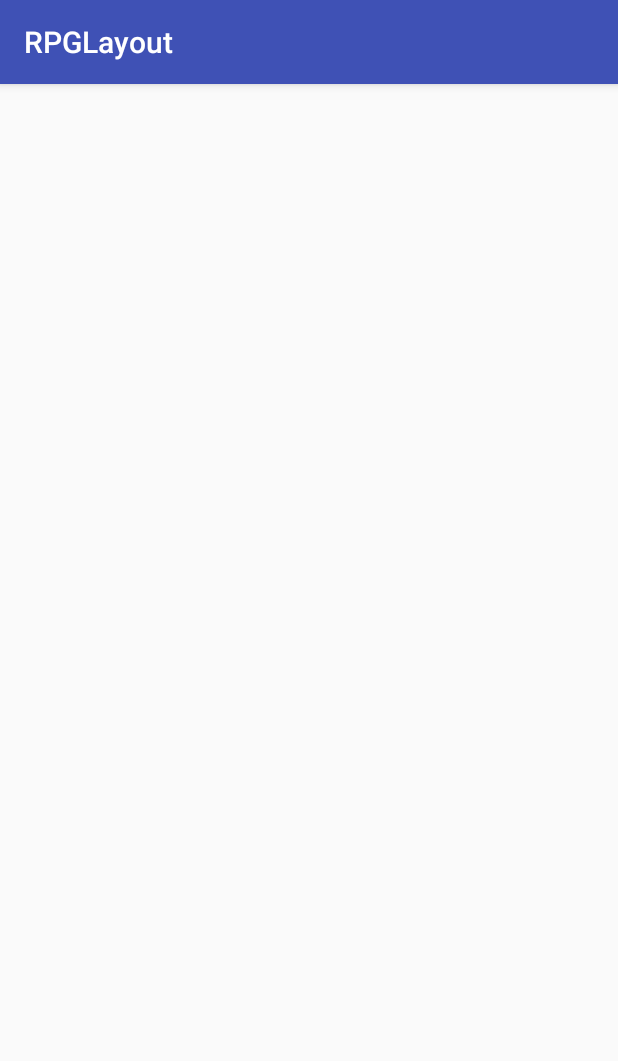
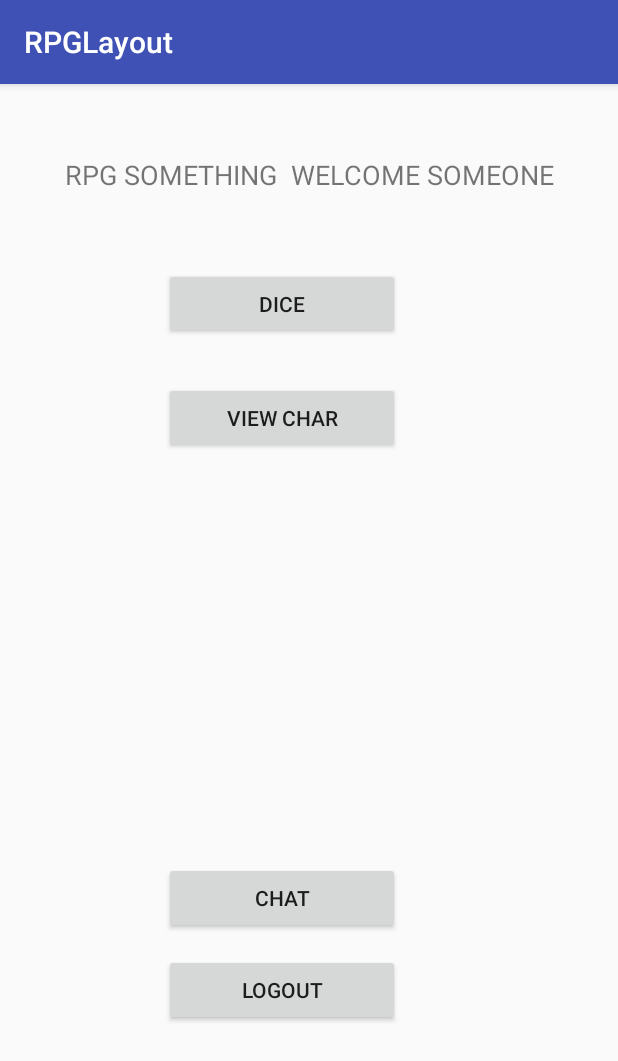
Before and after one commit to rizzahgrace/Android_FinalProject, an Android app: the Home screen opened directly, with no data from a screen before it, on a phone screen of 412 x 824 dp. Shown: the top 1061 px of the screen. Run offline under Robolectric (Android 15) with nearby library versions, the phone set to English and light mode, and no system bars.

Commit message:
Buttons now working

```diff
--- a/RPGLayout/app/src/main/java/com/example/julius/rpglayout/Home.java
+++ b/RPGLayout/app/src/main/java/com/example/julius/rpglayout/Home.java
@@ -1,13 +1,50 @@
 package com.example.julius.rpglayout;
 
+import android.content.Intent;
 import android.support.v7.app.AppCompatActivity;
 import android.os.Bundle;
+import android.view.View;
+import android.widget.Button;
 
 public class Home extends AppCompatActivity {
 
     @Override
     protected void onCreate(Bundle savedInstanceState) {
         super.onCreate(savedInstanceState);
-      //  setContentView(R.layout.activity_home);
+       setContentView(R.layout.activity_home);
+
+        Button dice = (Button) findViewById(R.id.btn_roll);
+        dice.setOnClickListener(new View.OnClickListener() {
+            @Override
+            public void onClick(View v) {
+                Intent testdice = new Intent(Home.this,Dice.class);
+                startActivity(testdice);
+            }
+        });
+        Button view = (Button) findViewById(R.id.btn_chara);
+        view.setOnClickListener(new View.OnClickListener() {
+            @Override
+            public void onClick(View v) {
+                Intent chara = new Intent(Home.this,ViewChar.class);
+                startActivity(chara);
+            }
+        });
+        Button chat = (Button) findViewById(R.id.btn_chat);
+        chat.setOnClickListener(new View.OnClickListener() {
+            @Override
+            public void onClick(View v) {
+                Intent chat = new Intent(Home.this,Chat.class);
+                startActivity(chat);
+            }
+        });
+
+        Button out = (Button) findViewById(R.id.btn_exit);
+        out.setOnClickListener(new View.OnClickListener() {
+            @Override
+            public void onClick(View v) {
+                Intent out = new Intent(Home.this,MainActivity.class);
+                startActivity(out);
+            }
+        });
     }
 }
--- a/RPGLayout/app/src/main/res/layout/activity_home.xml
+++ b/RPGLayout/app/src/main/res/layout/activity_home.xml
@@ -1,50 +1,70 @@
 <?xml version="1.0" encoding="utf-8"?>
-<android.support.constraint.ConstraintLayout xmlns:android="http://schemas.android.com/apk/res/android"
+<RelativeLayout
+
+    xmlns:android="http://schemas.android.com/apk/res/android"
     xmlns:app="http://schemas.android.com/apk/res-auto"
     xmlns:tools="http://schemas.android.com/tools"
     android:layout_width="match_parent"
     android:layout_height="match_parent"
-    tools:context="com.example.julius.rpglayout.Home">
+    tools:context="com.example.julius.rpglayout.Home"
+    tools:layout_editor_absoluteY="81dp"
+    tools:layout_editor_absoluteX="0dp">
+
+    <Button
+        android:id="@+id/btn_roll"
+        android:layout_width="157dp"
+        android:layout_height="48dp"
+        android:text="DICE"
+        tools:layout_editor_absoluteX="114dp"
+        tools:layout_editor_absoluteY="175dp"
+        android:layout_marginStart="87dp"
+        android:layout_below="@+id/textView24"
+        android:layout_alignStart="@+id/textView24"
+        android:layout_marginTop="50dp" />
+
+    <Button
+        android:id="@+id/btn_exit"
+        android:layout_width="157dp"
+        android:layout_height="48dp"
+        android:text="LOGOUT"
+        tools:layout_editor_absoluteX="114dp"
+        tools:layout_editor_absoluteY="330dp"
+        android:layout_marginBottom="140dp"
+        android:layout_alignParentBottom="true"
+        android:layout_alignStart="@+id/btn_chara" />
+
+    <Button
+        android:id="@+id/btn_chara"
+        android:layout_width="157dp"
+        android:layout_height="48dp"
+        android:text="VIEW CHAR"
+        tools:layout_editor_absoluteX="114dp"
+        tools:layout_editor_absoluteY="96dp"
+        android:layout_below="@+id/btn_roll"
+        android:layout_alignStart="@+id/btn_roll"
+        android:layout_marginTop="28dp" />
 
     <TextView
         android:id="@+id/textView24"
         android:layout_width="368dp"
         android:layout_height="wrap_content"
+        android:layout_marginTop="48dp"
         android:text="RPG SOMETHING  WELCOME SOMEONE"
         android:textAlignment="center"
         android:textSize="18sp"
         tools:layout_editor_absoluteX="8dp"
-        tools:layout_editor_absoluteY="30dp" />
+        tools:layout_editor_absoluteY="30dp"
+        android:layout_alignParentTop="true"
+        android:layout_centerHorizontal="true" />
 
     <Button
-        android:id="@+id/button4"
-        android:layout_width="157dp"
-        android:layout_height="48dp"
-        android:text="DICE"
-        tools:layout_editor_absoluteX="114dp"
-        tools:layout_editor_absoluteY="175dp" />
-
-    <Button
-        android:id="@+id/button5"
-        android:layout_width="157dp"
-        android:layout_height="48dp"
-        android:text="CHAT"
-        tools:layout_editor_absoluteX="114dp"
-        tools:layout_editor_absoluteY="255dp" />
-
-    <Button
-        android:id="@+id/button6"
-        android:layout_width="157dp"
-        android:layout_height="48dp"
-        android:text="LOGOUT"
-        tools:layout_editor_absoluteX="114dp"
-        tools:layout_editor_absoluteY="330dp" />
-
-    <Button
-        android:id="@+id/button7"
-        android:layout_width="157dp"
-        android:layout_height="48dp"
-        android:text="VIEW CHAR"
-        tools:layout_editor_absoluteX="114dp"
-        tools:layout_editor_absoluteY="96dp" />
-</android.support.constraint.ConstraintLayout>
+        android:id="@+id/btn_chat"
+        android:layout_width="wrap_content"
+        android:layout_height="wrap_content"
+        android:layout_above="@+id/btn_exit"
+        android:layout_alignEnd="@+id/btn_exit"
+        android:layout_alignStart="@+id/btn_exit"
+        android:layout_marginBottom="13dp"
+        android:text="CHAT" />
+    >
+</RelativeLayout>
```
Also changed, not shown: RPGLayout/app/src/main/java/com/example/julius/rpglayout/MainActivity.java (+18 -0 lines), RPGLayout/app/src/main/res/layout/activity_register.xml (+45 -19 lines).
